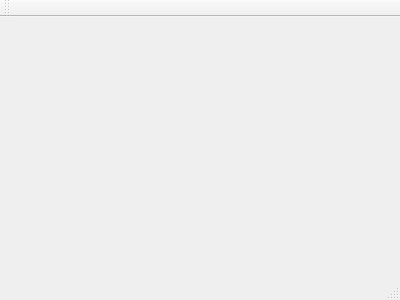
Before: the Qt Designer form mainwindow.ui in DELTAJoSch/MELights, drawn with Qt 5.
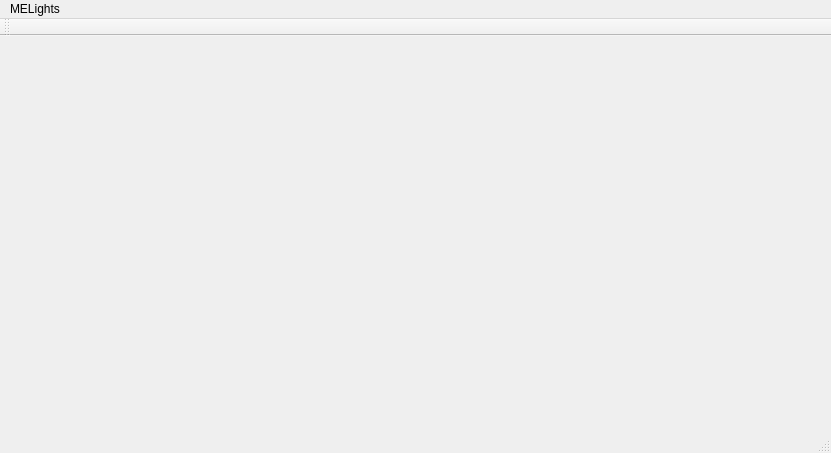
After: the same form once the commit is applied. Icons and pictures are not drawn.

Diff of the .ui file:
```diff
--- a/mainwindow.ui
+++ b/mainwindow.ui
@@ -1,24 +1,50 @@
 <ui version="4.0">
  <class>MainWindow</class>
- <widget class="QMainWindow" name="MainWindow" >
-  <property name="geometry" >
+ <widget class="QMainWindow" name="MainWindow">
+  <property name="geometry">
    <rect>
     <x>0</x>
     <y>0</y>
-    <width>400</width>
-    <height>300</height>
+    <width>831</width>
+    <height>453</height>
    </rect>
   </property>
   <property name="windowTitle" >
    <string>MainWindow</string>
   </property>
-  <widget class="QMenuBar" name="menuBar" />
-  <widget class="QToolBar" name="mainToolBar" />
-  <widget class="QWidget" name="centralWidget" />
-  <widget class="QStatusBar" name="statusBar" />
+  <property name="windowIcon">
+   <iconset>
+    <normalon>:/Icons/Resources/locomotive.png</normalon>
+   </iconset>
+  </property>
+  <widget class="QWidget" name="centralWidget"/>
+  <widget class="QMenuBar" name="menuBar">
+   <property name="geometry">
+    <rect>
+     <x>0</x>
+     <y>0</y>
+     <width>831</width>
+     <height>17</height>
+    </rect>
+   </property>
+   <widget class="QMenu" name="menuMELights">
+    <property name="title">
+     <string>MELights</string>
+    </property>
+   </widget>
+   <addaction name="menuMELights"/>
+  </widget>
+  <widget class="QToolBar" name="mainToolBar">
+   <attribute name="toolBarArea">
+    <enum>TopToolBarArea</enum>
+   </attribute>
+   <attribute name="toolBarBreak">
+    <bool>true</bool>
+   </attribute>
+  </widget>
+  <widget class="QStatusBar" name="statusBar"/>
  </widget>
- <layoutDefault spacing="6" margin="11" />
- <pixmapfunction></pixmapfunction>
+ <layoutdefault spacing="6" margin="11"/>
  <resources/>
  <connections/>
 </ui>
```
Left out of the diff: 5 changed lines with no effect on the pictures.
